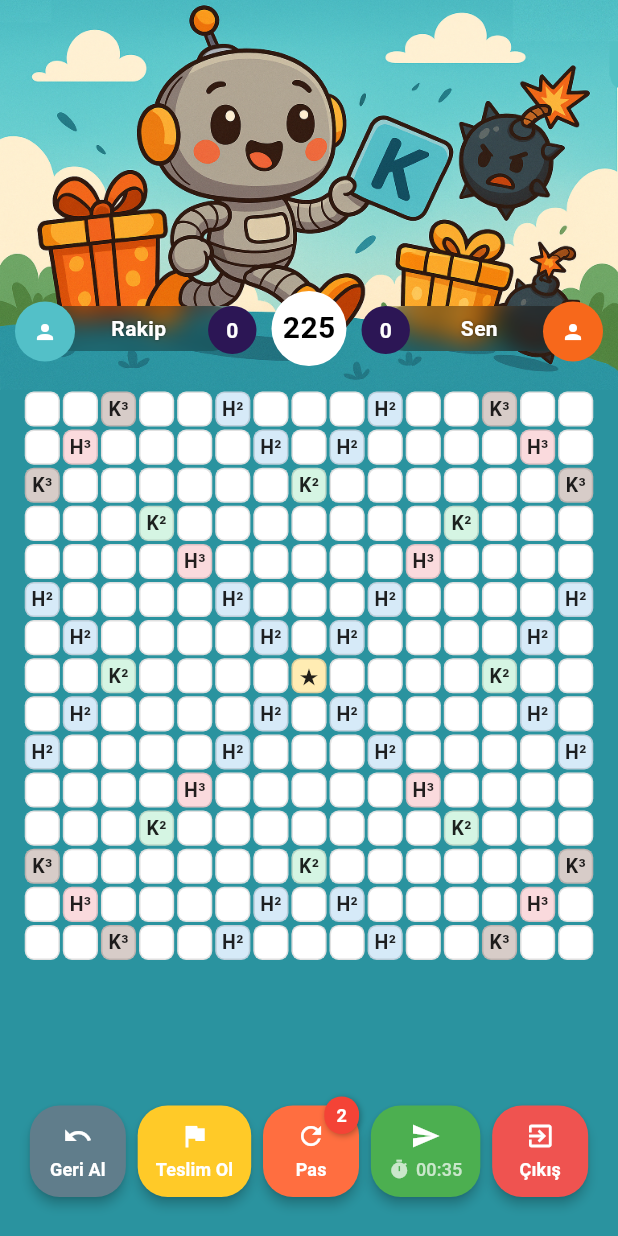
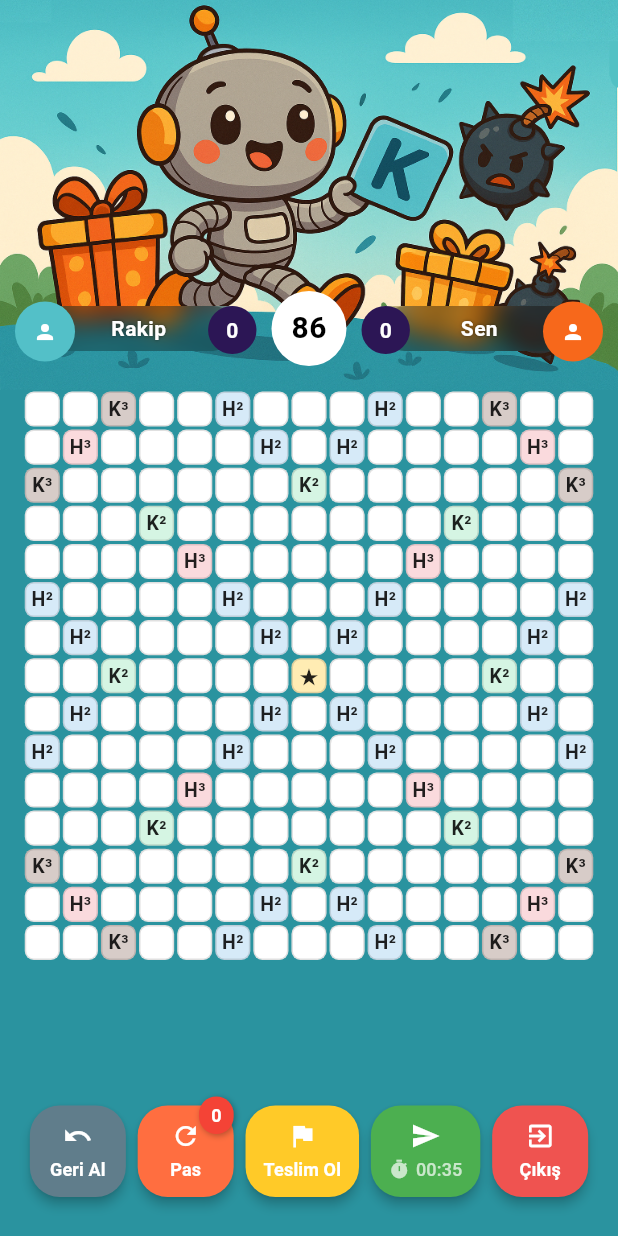
Before and after one commit to zehrakarabektas/Mobile-Kelime-Oyunu, a Flutter app: the GameBoardView screen opened by its route, after a tap on "Geri Al", on a phone screen of 412 x 824 dp. Run offline on Flutter 3.47's test engine with Material 3 defaults, Android fonts, the phone set to English and light mode, and no system bars; our stand-ins replace google_fonts, stacked, stacked_services, stacked_shared; missing offline and left inert: signalr_netcore; network calls fail.

Commit message:
Pas gecme ve teslim ol entegre edildi ama yeni bilgi çekmede sıkıntı yasandı o duzeltilcek

```diff
--- a/lib/services/user_service.dart
+++ b/lib/services/user_service.dart
@@ -1,5 +1,5 @@
 class UserService {
-  String? userId;
+  int? userId;
   String? userName;
   String? email;
   double successRate = 0;
@@ -7,7 +7,7 @@ class UserService {
   bool get isLoggedIn => userId != null;
 
   void setUser({
-    required String id,
+    required int id,
     required String name,
     required String mail,
     double? success,
--- a/lib/ui/views/game_board/game_board_view.dart
+++ b/lib/ui/views/game_board/game_board_view.dart
@@ -124,7 +124,7 @@ class GameBoardView extends StackedView<GameBoardViewModel> {
             const SizedBox(height: 24),
             buildLetterBar(viewModel),
             const SizedBox(height: 24),
-            buildControlBar(),
+            buildControlBar(viewModel),
             const SizedBox(height: 6),
           ],
         ),
@@ -140,8 +140,8 @@ class GameBoardView extends StackedView<GameBoardViewModel> {
   @override
   void onViewModelReady(GameBoardViewModel viewModel) {
     viewModel.initializeBoard();
-    viewModel
-        .fetchGamerLetters(); // Kullanıcıya atanan harfleri çekme fonksiyonu
+    viewModel.fetchGamerLetters();
+    viewModel.initSignalR();
   }
 
   Widget buildTopBar(GameBoardViewModel viewModel) {
@@ -174,7 +174,7 @@ class GameBoardView extends StackedView<GameBoardViewModel> {
                     color: Colors.white, shape: BoxShape.circle),
                 alignment: Alignment.center,
                 child: Text(
-                  (viewModel.boardSize * viewModel.boardSize).toString(),
+                  (viewModel.gameLetterCount).toString(),
                   style: const TextStyle(
                     fontWeight: FontWeight.bold,
                     fontSize: 20,
@@ -395,19 +395,44 @@ class GameBoardView extends StackedView<GameBoardViewModel> {
     );
   }
 
-  Widget buildControlBar() {
+  Widget buildControlBar(GameBoardViewModel viewModel) {
     return Padding(
       padding: const EdgeInsets.only(bottom: 20, left: 12, right: 12),
       child: Row(
         mainAxisAlignment: MainAxisAlignment.spaceEvenly,
         children: [
-          buildGameButton(Icons.undo, "Geri Al", Colors.blueGrey),
-          buildGameButton(Icons.flag, "Teslim Ol", Colors.amber.shade400),
-          buildGameButton(Icons.refresh, "Pas", Colors.deepOrangeAccent,
-              badgeCount: 2),
+          buildGameButton(
+            Icons.undo,
+            "Geri Al",
+            Colors.blueGrey,
+            onPressed: () {
+              debugPrint("Geri Al butonuna tıklandı");
+            },
+          ),
+
+          buildGameButton(
+            Icons.refresh,
+            "Pas",
+            Colors.deepOrangeAccent,
+            badgeCount: viewModel.usersPassCount,
+            badgeCountPassbutton: true,
+            onPressed: () {
+              viewModel.userPassTurn();
+            },
+          ),
+          buildGameButton(
+            Icons.flag,
+            "Teslim Ol",
+            Colors.amber.shade400,
+            onPressed: () {
+              debugPrint("Teslim Ol butonuna tıklandı");
+              viewModel.userSurrender();
+            },
+          ),
+
           ElevatedButton(
             onPressed: () {
-              // Gönderme işlemi
+              // Gönderme işlemi (kelime gönderilecek)
             },
             style: ElevatedButton.styleFrom(
               backgroundColor: Colors.green.shade500,
@@ -440,9 +465,11 @@ class GameBoardView extends StackedView<GameBoardViewModel> {
               ],
             ),
           ),
+
+          // Çıkış butonu (normal ElevatedButton)
           ElevatedButton(
             onPressed: () {
-              // çıkış işlemi
+              // Çıkış işlemi
             },
             style: ElevatedButton.styleFrom(
               backgroundColor: Colors.red.shade400,
@@ -474,12 +501,14 @@ class GameBoardView extends StackedView<GameBoardViewModel> {
   }
 
   Widget buildGameButton(IconData icon, String label, Color color,
-      {int? badgeCount}) {
+      {int? badgeCount,
+      required VoidCallback onPressed,
+      bool badgeCountPassbutton = false}) {
     return Stack(
       clipBehavior: Clip.none,
       children: [
         ElevatedButton(
-          onPressed: () {},
+          onPressed: onPressed,
           style: ElevatedButton.styleFrom(
             backgroundColor: color,
             padding: const EdgeInsets.symmetric(horizontal: 12, vertical: 10),
@@ -502,7 +531,7 @@ class GameBoardView extends StackedView<GameBoardViewModel> {
             ],
           ),
         ),
-        if (badgeCount != null && badgeCount > 0)
+        if (badgeCount != null && badgeCount > 0 || badgeCountPassbutton)
           Positioned(
             right: 0,
             top: -6,
--- a/lib/ui/views/game_board/game_board_viewmodel.dart
+++ b/lib/ui/views/game_board/game_board_viewmodel.dart
@@ -5,6 +5,7 @@ import 'package:stacked/stacked.dart';
 import 'package:yazlab2proje2kelimeoyunumobil/app/app.locator.dart';
 import 'package:yazlab2proje2kelimeoyunumobil/services/game_service.dart';
 import '../../../services/user_service.dart';
+import 'package:signalr_netcore/signalr_client.dart';
 
 class Cell {
   String letter;
@@ -23,6 +24,60 @@ class Cell {
 class GameBoardViewModel extends BaseViewModel {
   final _userService = locator<UserService>();
   final _gameService = locator<GameService>();
+  late HubConnection _hubConnect;
+
+  Future<void> initSignalR() async {
+    _hubConnect = HubConnectionBuilder()
+        .withUrl('http://192.168.1.178:7109/wordgamehub')
+        .build();
+
+    _hubConnect.on("DataChanged", (args) async {
+      debugPrint("SignalR DataChanged event geldi!");
+
+      await fetchGameData();
+
+      notifyListeners();
+    });
+
+    await _hubConnect.start();
+  }
+
+  Future<void> fetchGameData() async {
+    final gameId = _gameService.gameId;
+    try {
+      final urlGameInfo =
+          Uri.parse('http://192.168.1.178:7109/api/Game/game/$gameId');
+      final responseGameInfo = await http.get(urlGameInfo);
+      if (responseGameInfo.statusCode == 200) {
+        final gameData = jsonDecode(responseGameInfo.body);
+
+        _gameService.setGame(
+          gameId: gameData['gameId'].toString(),
+          gamer1Id: gameData['gamer1Id'],
+          gamer2Id: gameData['gamer2Id'],
+          gamer1Name: gameData['gamer1Name'],
+          gamer2Name: gameData['gamer2Name'],
+          turnGamerId: gameData['turnGamerId'],
+          gameSeconds: gameData['gameSeconds'] ?? 0,
+          gamer1Score: gameData['gamer1Score'] ?? 0,
+          gamer2Score: gameData['gamer2Score'] ?? 0,
+          gamer1PassCount: gameData['gamer1PassCount'] ?? 0,
+          gamer2PassCount: gameData['gamer2PassCount'] ?? 0,
+          gameLetterCount: gameData['gameLetterCount'] ?? 0,
+          startTime:
+              DateTime.tryParse(gameData['startTime'] ?? "") ?? DateTime.now(),
+          lastMoveTime: DateTime.tryParse(gameData['lastMoveTime'] ?? "") ??
+              DateTime.now(),
+          winnerGamerId: gameData['winnerGamerId'],
+          isDraw: gameData['isDraw'] ?? false,
+        );
+      }
+
+      await fetchGamerLetters();
+    } catch (e) {
+      debugPrint("fetchGameData hatası: $e");
+    }
+  }
 
   final int boardSize = 15;
   late List<List<Cell>> board;
@@ -169,6 +224,66 @@ class GameBoardViewModel extends BaseViewModel {
     }
   }
 
+  Future<void> userPassTurn() async {
+    final userId = _userService.userId;
+    final gameId = _gameService.gameId;
+
+    final url = Uri.parse('http://192.168.1.178:7109/api/GameButton/pas-gec');
+
+    setBusy(true);
+
+    try {
+      final response = await http.post(
+        url,
+        headers: {"Content-Type": "application/json"},
+        body: json.encode({
+          "gameID": int.parse(gameId!),
+          "userID": userId,
+        }),
+      );
+      if (response.statusCode == 200) {
+        final responseData = json.decode(response.body);
+        debugPrint("Pas geçildi: ${responseData['message']}");
+      } else if (response.statusCode == 400) {
+        final error = response.body;
+        debugPrint("Pas geçilemedi: $error");
+      } else {
+        debugPrint("Beklenmeyen hata: ${response.statusCode}");
+      }
+    } catch (e) {
+      debugPrint("Hata oluştu: $e");
+    } finally {
+      setBusy(false);
+    }
+  }
+
+  Future<void> userSurrender() async {
+    final userId = _userService.userId;
+    final gameId = _gameService.gameId;
+
+    final url = Uri.parse('http://192.168.1.178:7109/api/GameButton/teslim-ol');
+    setBusy(true);
+    try {
+      final response = await http.post(
+        url,
+        headers: {"Content-Type": "application/json"},
+        body: json.encode({
+          "gameID": int.parse(gameId!),
+          "userID": userId,
+        }),
+      );
+      if (response.statusCode == 200) {
+        debugPrint("Teslim olundu.");
+      } else {
+        debugPrint("Teslim olunamadı: ${response.body}");
+      }
+    } catch (e) {
+      debugPrint("Hata oluştu: $e");
+    } finally {
+      setBusy(false);
+    }
+  }
+
   String? get userName => _userService.userName;
   String get gamer1Name => _gameService.gamer1Name ?? "Sen";
   String get gamer2Name => _gameService.gamer2Name ?? "Rakip";
@@ -176,10 +291,13 @@ class GameBoardViewModel extends BaseViewModel {
   int get gamer2Score => _gameService.gamer2Score;
   int? get gamer1Id => _gameService.gamer1Id;
   int? get gamer2Id => _gameService.gamer2Id;
+  int? get gameLetterCount => _gameService.gameLetterCount;
 
   bool get isGamer1 => userName == gamer1Name;
   String get usersName => isGamer1 ? gamer1Name : gamer2Name;
   String get rivalName => isGamer1 ? gamer2Name : gamer1Name;
   int get usersScore => isGamer1 ? gamer1Score : gamer2Score;
   int get rivalScore => isGamer1 ? gamer2Score : gamer1Score;
+  int get usersPassCount =>
+      isGamer1 ? _gameService.gamer1PassCount : _gameService.gamer2PassCount;
 }
--- a/lib/ui/views/login/login_viewmodel.dart
+++ b/lib/ui/views/login/login_viewmodel.dart
@@ -40,7 +40,7 @@ class LoginViewModel extends BaseViewModel {
         final userData = json.decode(response.body);
 
         _userService.setUser(
-          id: userData["userID"].toString(),
+          id: userData["userID"],
           name: userData["userName"],
           mail: userData["userEmail"],
           success: (userData["successRate"] ?? 0).toDouble(),
```
Also changed, not shown: lib/services/game_service.dart (+11 -8 lines), lib/ui/views/new_game/new_game_viewmodel.dart (+17 -13 lines).
